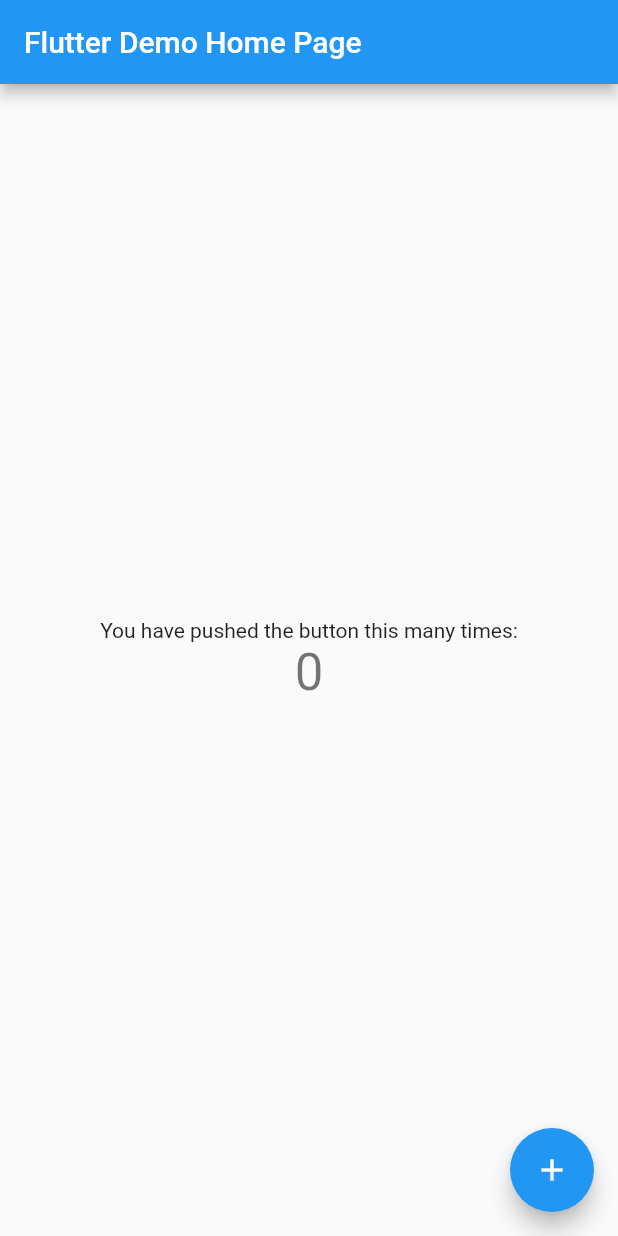
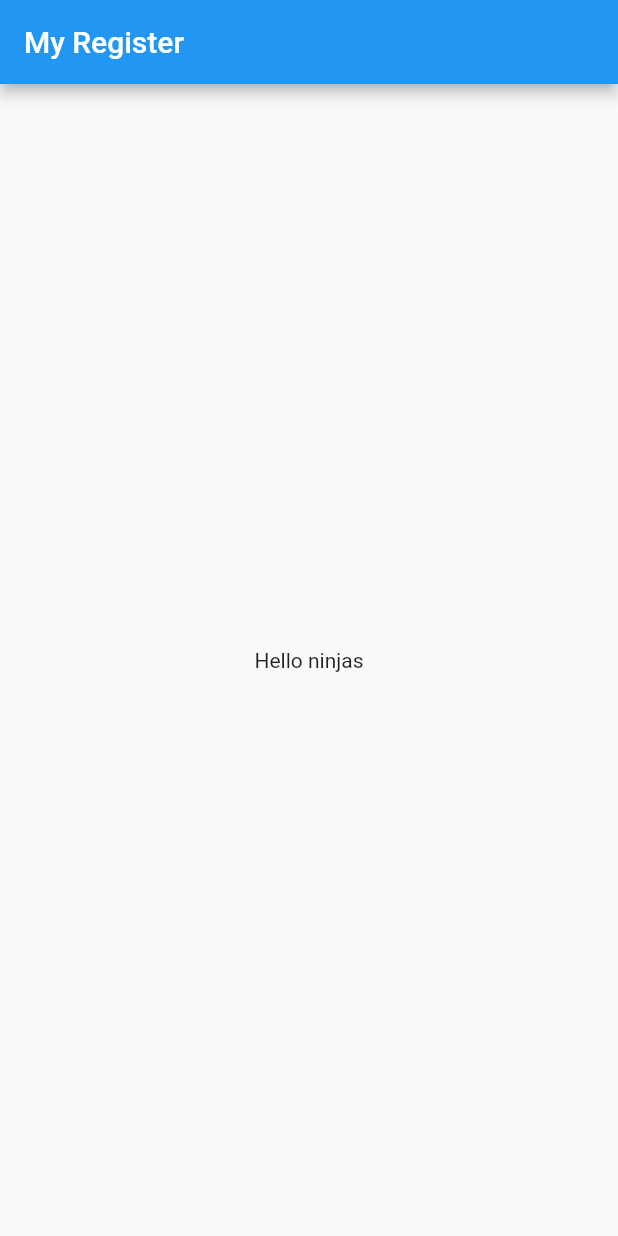
Before and after one commit to Shirodeep/MyPersonalRegister, a Flutter app: the screen it shows after launch, on a phone screen of 412 x 824 dp. Run offline on Flutter 3.47's test engine with Material 2 defaults, Android fonts, the phone set to English and light mode, and no system bars.

Commit message:
Today's work

```diff
--- a/register/lib/main.dart
+++ b/register/lib/main.dart
@@ -1,115 +1,12 @@
 import 'package:flutter/material.dart';
 
-void main() {
-  runApp(const MyApp());
-}
-
-class MyApp extends StatelessWidget {
-  const MyApp({Key? key}) : super(key: key);
-
-  // This widget is the root of your application.
-  @override
-  Widget build(BuildContext context) {
-    return MaterialApp(
-      title: 'Flutter Demo',
-      theme: ThemeData(
-        // This is the theme of your application.
-        //
-        // Try running your application with "flutter run". You'll see the
-        // application has a blue toolbar. Then, without quitting the app, try
-        // changing the primarySwatch below to Colors.green and then invoke
-        // "hot reload" (press "r" in the console where you ran "flutter run",
-        // or simply save your changes to "hot reload" in a Flutter IDE).
-        // Notice that the counter didn't reset back to zero; the application
-        // is not restarted.
-        primarySwatch: Colors.blue,
-      ),
-      home: const MyHomePage(title: 'Flutter Demo Home Page'),
-    );
-  }
-}
-
-class MyHomePage extends StatefulWidget {
-  const MyHomePage({Key? key, required this.title}) : super(key: key);
-
-  // This widget is the home page of your application. It is stateful, meaning
-  // that it has a State object (defined below) that contains fields that affect
-  // how it looks.
-
-  // This class is the configuration for the state. It holds the values (in this
-  // case the title) provided by the parent (in this case the App widget) and
-  // used by the build method of the State. Fields in a Widget subclass are
-  // always marked "final".
-
-  final String title;
-
-  @override
-  State<MyHomePage> createState() => _MyHomePageState();
-}
-
-class _MyHomePageState extends State<MyHomePage> {
-  int _counter = 0;
-
-  void _incrementCounter() {
-    setState(() {
-      // This call to setState tells the Flutter framework that something has
-      // changed in this State, which causes it to rerun the build method below
-      // so that the display can reflect the updated values. If we changed
-      // _counter without calling setState(), then the build method would not be
-      // called again, and so nothing would appear to happen.
-      _counter++;
-    });
-  }
-
-  @override
-  Widget build(BuildContext context) {
-    // This method is rerun every time setState is called, for instance as done
-    // by the _incrementCounter method above.
-    //
-    // The Flutter framework has been optimized to make rerunning build methods
-    // fast, so that you can just rebuild anything that needs updating rather
-    // than having to individually change instances of widgets.
-    return Scaffold(
-      appBar: AppBar(
-        // Here we take the value from the MyHomePage object that was created by
-        // the App.build method, and use it to set our appbar title.
-        title: Text(widget.title),
-      ),
-      body: Center(
-        // Center is a layout widget. It takes a single child and positions it
-        // in the middle of the parent.
-        child: Column(
-          // Column is also a layout widget. It takes a list of children and
-          // arranges them vertically. By default, it sizes itself to fit its
-          // children horizontally, and tries to be as tall as its parent.
-          //
-          // Invoke "debug painting" (press "p" in the console, choose the
-          // "Toggle Debug Paint" action from the Flutter Inspector in Android
-          // Studio, or the "Toggle Debug Paint" command in Visual Studio Code)
-          // to see the wireframe for each widget.
-          //
-          // Column has various properties to control how it sizes itself and
-          // how it positions its children. Here we use mainAxisAlignment to
-          // center the children vertically; the main axis here is the vertical
-          // axis because Columns are vertical (the cross axis would be
-          // horizontal).
-          mainAxisAlignment: MainAxisAlignment.center,
-          children: <Widget>[
-            const Text(
-              'You have pushed the button this many times:',
-            ),
-            Text(
-              '$_counter',
-              style: Theme.of(context).textTheme.headline4,
-            ),
-          ],
+void main() => runApp(MaterialApp(
+      home: Scaffold(
+        appBar: AppBar(
+          title: Text("My Register"),
+        ),
+        body: Center(
+          child: Text("Hello ninjas"),
         ),
       ),
-      floatingActionButton: FloatingActionButton(
-        onPressed: _incrementCounter,
-        tooltip: 'Increment',
-        child: const Icon(Icons.add),
-      ), // This trailing comma makes auto-formatting nicer for build methods.
-    );
-  }
-}
+    ));
```
